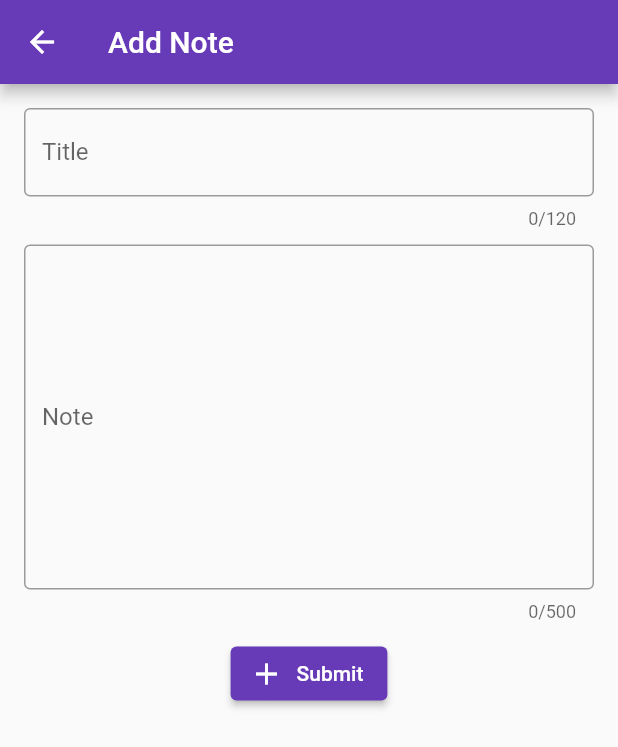
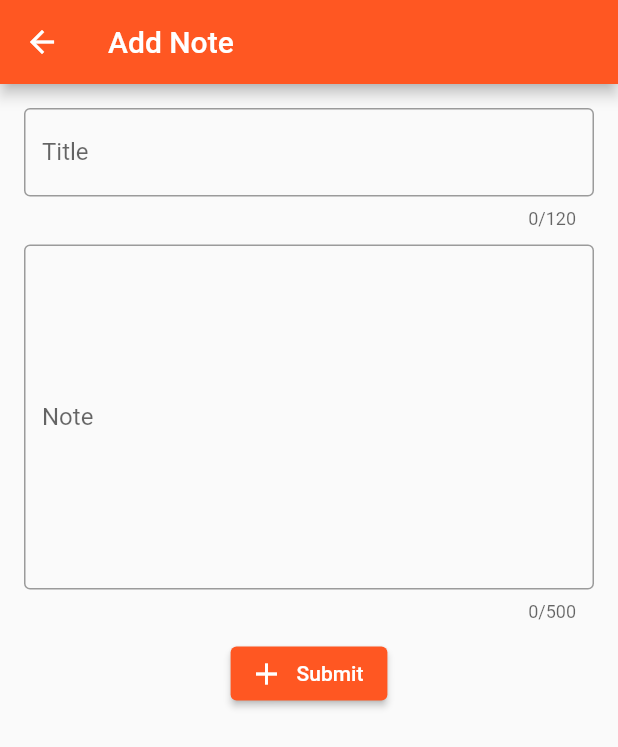
Before and after one commit to Adutta1998/BlocNotes, a Flutter app: the screen it shows after launch, item 2 of the bottom bar chosen, after a tap on the "add" icon, on a phone screen of 412 x 824 dp. Shown: the top 747 px of the screen. Run offline on Flutter 3.47's test engine with Material 2 defaults, Android fonts, the phone set to English and light mode, and no system bars; our stand-ins replace bloc, cloud_firestore, firebase_core, flutter_bloc; accounts and stored records are empty.

Commit message:
bug fixed

```diff
--- a/lib/main.dart
+++ b/lib/main.dart
@@ -22,7 +22,7 @@ class RootApp extends StatelessWidget {
   @override
   Widget build(BuildContext context) {
     return MaterialApp(
-      theme: ThemeData(primarySwatch: Colors.deepPurple),
+      theme: ThemeData(primarySwatch: Colors.deepOrange),
       debugShowCheckedModeBanner: false,
       home: BlocProvider(
           create: (context)=>NavigationCubit(),
--- a/lib/screens/HomeScreen.dart
+++ b/lib/screens/HomeScreen.dart
@@ -15,6 +15,7 @@ class HomeScreen extends StatelessWidget {
   @override
   Widget build(BuildContext context) {
     return Scaffold(
+      appBar: AppBar(title: Text("Notes"),),
       body: BlocBuilder<NavigationCubit,NavigationState>(
           builder:(_,state){
             if(state is NavigationInitial){
--- a/lib/screens/NoteTile.dart
+++ b/lib/screens/NoteTile.dart
@@ -23,6 +23,7 @@ class NoteTile extends StatelessWidget {
             children: [
             Column(crossAxisAlignment: CrossAxisAlignment.start,children: [
               Text(n.title,style: TextStyle(fontWeight: FontWeight.bold),),
+              // SizedBox(width: MediaQuery.of(context).size.width-20.0,child: Text(n.note,overflow: TextOverflow.ellipsis,softWrap: ,),)
               SizedBox(width: MediaQuery.of(context).size.width-20.0,child: Text(n.note, overflow: TextOverflow.ellipsis,maxLines: 1,softWrap: false,))
             ],),
           ],),
```
Also changed, not shown: lib/screens/ViewNoteScreen.dart (+11 -5 lines).
